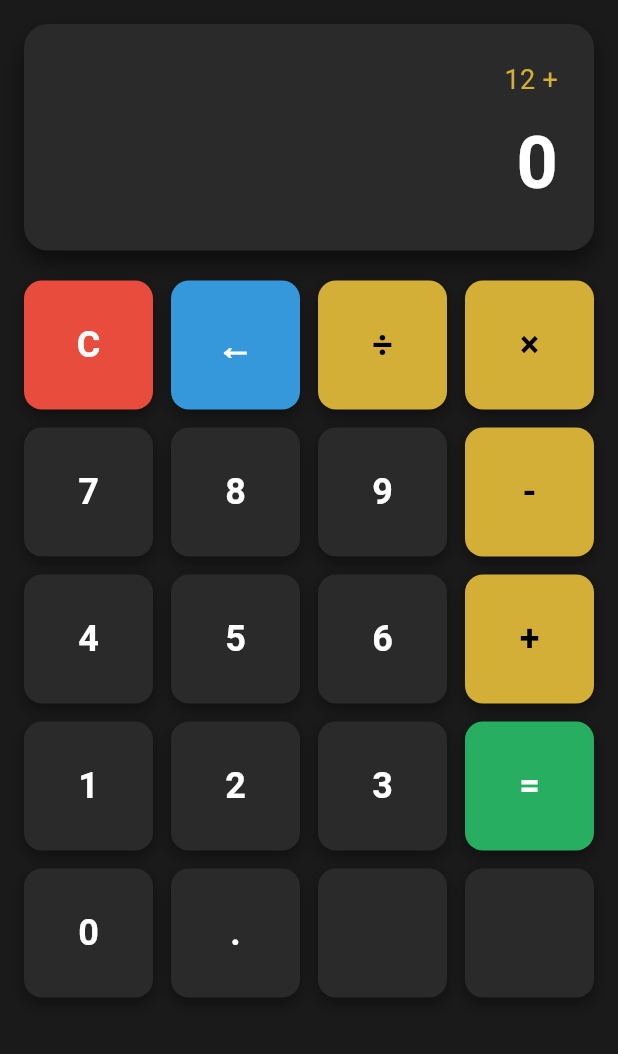
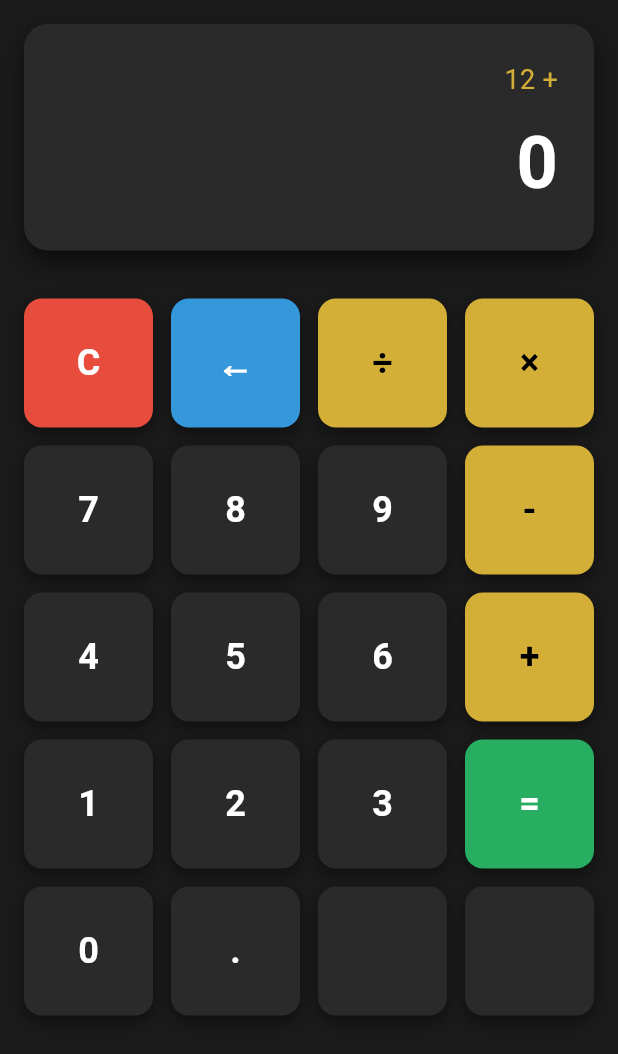
Before and after one commit to tatiana1104/calculadora, a Flutter app: the screen it shows after launch, on a phone screen of 412 x 824 dp. Shown: the top 1054 px of the screen. Run offline on Flutter 3.47's test engine with Material 3 defaults, Android fonts, the phone set to English and light mode, and no system bars.

Commit message:
Ajustar spacing: SizedBox, padding general y centrado del contenido

```diff
--- a/lib/main.dart
+++ b/lib/main.dart
@@ -2,7 +2,7 @@ import 'package:flutter/material.dart';
 
 // Punto de entrada de la app
 void main() {
-  runApp(const CalculatorApp());
+  runApp(const CalculatorApp()); // inicia la app
 }
 
 // Widget raíz de la app
@@ -12,13 +12,13 @@ class CalculatorApp extends StatelessWidget {
   @override
   Widget build(BuildContext context) {
     return MaterialApp(
-      debugShowCheckedModeBanner: false, //bandera de debug
+      debugShowCheckedModeBanner: false,
       title: 'Calculadora',
       theme: ThemeData(
-        brightness: Brightness.dark, // Tema oscuro
+        brightness: Brightness.dark, // tema oscuro
         useMaterial3: true,
       ),
-      home: const CalculatorScreen(), // Pantalla principal
+      home: const CalculatorScreen(), // pantalla principal
     );
   }
 }
@@ -27,31 +27,27 @@ class CalculatorApp extends StatelessWidget {
 class CalculatorScreen extends StatelessWidget {
   const CalculatorScreen({super.key});
 
-  // Método reutilizable para crear botones
-  Widget _buildButton({
-    required String label, // Texto del botón
-    required Color color, // Fondo del botón
-    required Color textColor, // Color del texto
-  }) {
+  // Método para crear botones reutilizables
+  Widget _buildButton(String text, Color backgroundColor, Color textColor) {
     return Container(
       decoration: BoxDecoration(
-        color: color, // Color de fondo
-        borderRadius: BorderRadius.circular(12), // Bordes redondeados
+        color: backgroundColor, // color de fondo
+        borderRadius: BorderRadius.circular(12), // bordes redondeados
         boxShadow: [
           BoxShadow(
-            color: Colors.black.withOpacity(0.4), // Sombra
+            color: Colors.black.withOpacity(0.4), // sombra negra
             blurRadius: 8,
-            offset: const Offset(0, 4),
+            offset: const Offset(0, 4), // desplazamiento
           ),
         ],
       ),
       child: Center(
         child: Text(
-          label, // Texto del botón
+          text,
           style: TextStyle(
-            fontSize: 24, // Tamaño de texto
-            fontWeight: FontWeight.bold, // Negrita
-            color: textColor, // Color del texto
+            fontSize: 24,
+            fontWeight: FontWeight.bold,
+            color: textColor,
           ),
         ),
       ),
@@ -61,22 +57,23 @@ class CalculatorScreen extends StatelessWidget {
   @override
   Widget build(BuildContext context) {
     return Scaffold(
-      backgroundColor: const Color(0xFF1A1A1A), // Fondo general
+      backgroundColor: const Color(0xFF1A1A1A), // fondo principal
       body: SafeArea(
         child: Padding(
-          padding: const EdgeInsets.all(16.0), // Padding general
+          padding: const EdgeInsets.all(16.0), // padding general (commit 16)
           child: Column(
+            mainAxisAlignment: MainAxisAlignment.center, // centrado vertical (commit 16)
             children: [
-              // === Display principal ===
+              // === Display ===
               Container(
                 width: double.infinity,
                 padding: const EdgeInsets.all(24),
                 decoration: BoxDecoration(
-                  color: const Color(0xFF2A2A2A),
+                  color: const Color(0xFF2A2A2A), // fondo gris oscuro
                   borderRadius: BorderRadius.circular(16),
                   boxShadow: [
                     BoxShadow(
-                      color: Colors.black.withOpacity(0.5),
+                      color: Colors.black.withOpacity(0.5), // sombra
                       blurRadius: 12,
                       offset: const Offset(0, 8),
                     ),
@@ -86,15 +83,15 @@ class CalculatorScreen extends StatelessWidget {
                   crossAxisAlignment: CrossAxisAlignment.end,
                   children: const [
                     Text(
-                      "12 +",
+                      "12 +", // operación anterior
                       style: TextStyle(
                         fontSize: 18,
-                        color: Color(0xFFD4AF37), // Dorado
+                        color: Color(0xFFD4AF37), // dorado
                       ),
                     ),
                     SizedBox(height: 8),
                     Text(
-                      "0",
+                      "0", // valor principal
                       style: TextStyle(
                         fontSize: 48,
                         fontWeight: FontWeight.bold,
@@ -105,47 +102,44 @@ class CalculatorScreen extends StatelessWidget {
                 ),
               ),
 
-              const SizedBox(height: 20), // Espacio entre display y botones
+              const SizedBox(height: 32), // <-- Ajuste de spacing vertical (commit 16)
 
-              // === GRID DE BOTONES ===
+              // === Grid de botones ===
               Expanded(
                 child: GridView.count(
-                  crossAxisCount: 4, // 4 columnas
+                  crossAxisCount: 4,
                   crossAxisSpacing: 12,
                   mainAxisSpacing: 12,
-                  shrinkWrap: true,
+                  children: [
+                    // Fila 1
+                    _buildButton("C", const Color(0xFFE74C3C), Colors.white),
+                    _buildButton("←", const Color(0xFF3498DB), Colors.white),
+                    _buildButton("÷", const Color(0xFFD4AF37), Colors.black),
+                    _buildButton("×", const Color(0xFFD4AF37), Colors.black),
 
-                  children: [
-                    // --- FILA 1 ---
-                    _buildButton(label: "C", color: const Color(0xFFE74C3C), textColor: Colors.white),
-                    _buildButton(label: "←", color: const Color(0xFF3498DB), textColor: Colors.white),
-                    _buildButton(label: "÷", color: const Color(0xFFD4AF37), textColor: Colors.black),
-                    _buildButton(label: "×", color: const Color(0xFFD4AF37), textColor: Colors.black),
+                    // Fila 2
+                    _buildButton("7", const Color(0xFF2A2A2A), Colors.white),
+                    _buildButton("8", const Color(0xFF2A2A2A), Colors.white),
+                    _buildButton("9", const Color(0xFF2A2A2A), Colors.white),
+                    _buildButton("-", const Color(0xFFD4AF37), Colors.black),
 
-                    // --- FILA 2 ---
-                    _buildButton(label: "7", color: const Color(0xFF2A2A2A), textColor: Colors.white),
-                    _buildButton(label: "8", color: const Color(0xFF2A2A2A), textColor: Colors.white),
-                    _buildButton(label: "9", color: const Color(0xFF2A2A2A), textColor: Colors.white),
-                    _buildButton(label: "-", color: const Color(0xFFD4AF37), textColor: Colors.black),
+                    // Fila 3
+                    _buildButton("4", const Color(0xFF2A2A2A), Colors.white),
+                    _buildButton("5", const Color(0xFF2A2A2A), Colors.white),
+                    _buildButton("6", const Color(0xFF2A2A2A), Colors.white),
+                    _buildButton("+", const Color(0xFFD4AF37), Colors.black),
 
-                    // --- FILA 3 (COMMIT 13) ---
-                    _buildButton(label: "4", color: const Color(0xFF2A2A2A), textColor: Colors.white),
-                    _buildButton(label: "5", color: const Color(0xFF2A2A2A), textColor: Colors.white),
-                    _buildButton(label: "6", color: const Color(0xFF2A2A2A), textColor: Colors.white),
-                    _buildButton(label: "+", color: const Color(0xFFD4AF37), textColor: Colors.black),
+                    // Fila 4
+                    _buildButton("1", const Color(0xFF2A2A2A), Colors.white),
+                    _buildButton("2", const Color(0xFF2A2A2A), Colors.white),
+                    _buildButton("3", const Color(0xFF2A2A2A), Colors.white),
+                    _buildButton("=", const Color(0xFF27AE60), Colors.white),
 
-                    // --- FILA 4 (COMMIT 14) ---
-                    _buildButton(label: "1", color: const Color(0xFF2A2A2A), textColor: Colors.white),
-                    _buildButton(label: "2", color: const Color(0xFF2A2A2A), textColor: Colors.white),
-                    _buildButton(label: "3", color: const Color(0xFF2A2A2A), textColor: Colors.white),
-                    _buildButton(label: "=", color: const Color(0xFF27AE60), textColor: Colors.white),
-
-                    // --- FILA 5 (COMMIT 15) ---
-                    _buildButton(label: "0", color: const Color(0xFF2A2A2A), textColor: Colors.white),
-                    _buildButton(label: ".", color: const Color(0xFF2A2A2A), textColor: Colors.white),
-                    _buildButton(label: "", color: const Color(0xFF2A2A2A), textColor: Colors.white), // Botón vacío
-                    _buildButton(label: "", color: const Color(0xFF2A2A2A), textColor: Colors.white), // Otro vacío opcional
-
+                    // Fila 5
+                    _buildButton("0", const Color(0xFF2A2A2A), Colors.white),
+                    _buildButton(".", const Color(0xFF2A2A2A), Colors.white),
+                    _buildButton("", const Color(0xFF2A2A2A), Colors.white),
+                    _buildButton("", const Color(0xFF2A2A2A), Colors.white),
                   ],
                 ),
               ),
```
